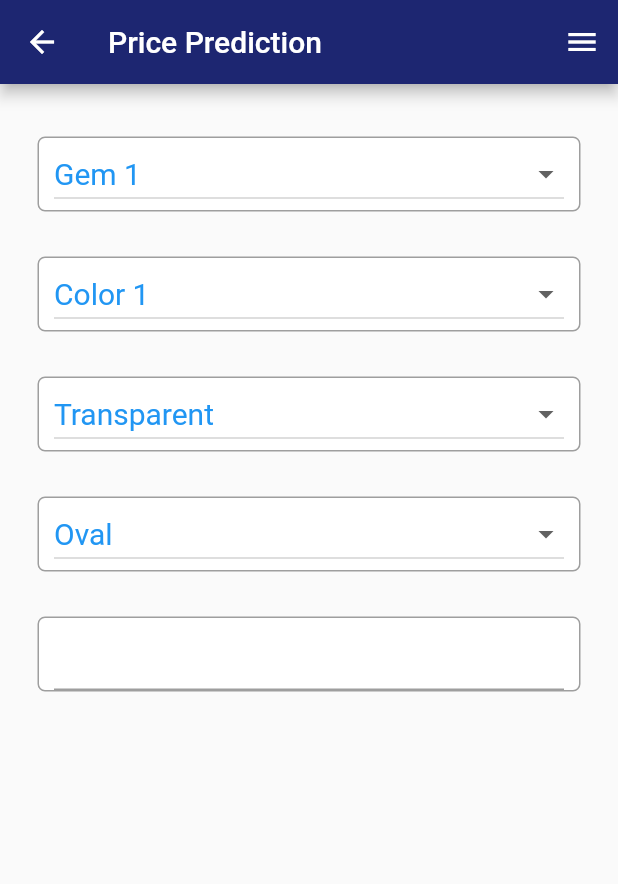
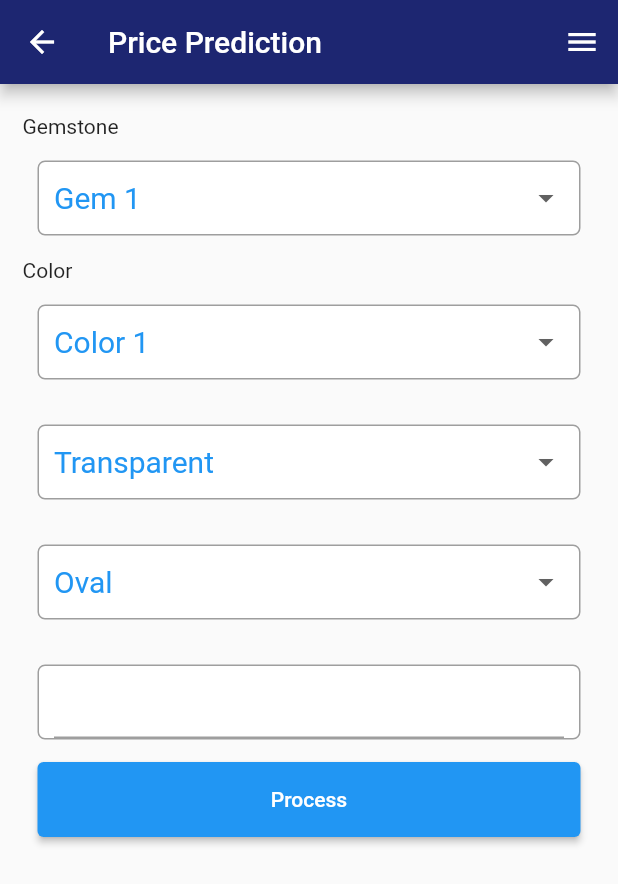
Before and after one commit to NuvinduSenarathne/Gemo_Mobile, a Flutter app: the PricePrediction screen opened by its route, on a phone screen of 412 x 824 dp. Shown: the top 884 px of the screen. Run offline on Flutter 3.47's test engine with Material 2 defaults, Android fonts, the phone set to English and light mode, and no system bars; our stand-ins replace carousel_slider, cloud_firestore, firebase_auth, firebase_core, quickalert and 1 more; missing offline and left inert: dart:ffi; accounts and stored records are empty.

Commit message:
Price Prediction UI

```diff
--- a/lib/screens/pricePrediction.dart
+++ b/lib/screens/pricePrediction.dart
@@ -56,6 +56,13 @@ class _PricePredictionState extends State<PricePrediction> {
           child: Column(
             children: [
               Container(
+                alignment: Alignment.centerLeft,
+                margin: EdgeInsets.fromLTRB(5, 0, 0, 0),
+                child: Text(
+                  'Gemstone',
+                ),
+              ),
+              Container(
                 width: double.infinity,
                 margin: const EdgeInsets.all(15.0),
                 padding: const EdgeInsets.only(left: 10.0, right: 10.0),
@@ -65,6 +72,7 @@ class _PricePredictionState extends State<PricePrediction> {
                     border: Border.all(
                         color: const Color.fromARGB(255, 158, 158, 158))),
                 child: DropdownButton(
+                  underline: Container(),
                   isExpanded: true,
                   value: selectedGemstone,
                   items: gemstones
@@ -83,6 +91,13 @@ class _PricePredictionState extends State<PricePrediction> {
                 ),
               ),
               Container(
+                alignment: Alignment.centerLeft,
+                margin: EdgeInsets.fromLTRB(5, 0, 0, 0),
+                child: Text(
+                  'Color',
+                ),
+              ),
+              Container(
                 width: double.infinity,
                 margin: const EdgeInsets.all(15.0),
                 padding: const EdgeInsets.only(left: 10.0, right: 10.0),
@@ -92,6 +107,7 @@ class _PricePredictionState extends State<PricePrediction> {
                     border: Border.all(
                         color: const Color.fromARGB(255, 158, 158, 158))),
                 child: DropdownButton(
+                  underline: Container(),
                   isExpanded: true,
                   value: selectedColor,
                   items: colors
@@ -119,11 +135,12 @@ class _PricePredictionState extends State<PricePrediction> {
                     border: Border.all(
                         color: const Color.fromARGB(255, 158, 158, 158))),
                 child: DropdownButton(
+                  underline: Container(),
                   isExpanded: true,
                   value: selectedClarity,
                   items: clarities
-                      .map((clarity) =>
-                          DropdownMenuItem(child: Text(clarity), value: clarity))
+                      .map((clarity) => DropdownMenuItem(
+                          child: Text(clarity), value: clarity))
                       .toList(),
                   onChanged: (newValue) {
                     setState(() {
@@ -146,6 +163,7 @@ class _PricePredictionState extends State<PricePrediction> {
                     border: Border.all(
                         color: const Color.fromARGB(255, 158, 158, 158))),
                 child: DropdownButton(
+                  underline: Container(),
                   isExpanded: true,
                   value: selectedCut,
                   items: cuts
@@ -173,13 +191,21 @@ class _PricePredictionState extends State<PricePrediction> {
                     border: Border.all(
                         color: const Color.fromARGB(255, 158, 158, 158))),
                 child: TextField(
-                  controller:selectedCt,
+                  controller: selectedCt,
                   style: const TextStyle(
                       color: Colors.blue,
                       fontSize: 20,
                       decoration: TextDecoration.none),
                 ),
               ),
+              Container(
+                  width: double.infinity,
+                  height: double.tryParse('50'),
+                  padding: const EdgeInsets.only(left: 15.0, right: 15.0),
+                  child: ElevatedButton(
+                    onPressed: () {},
+                    child: Text('Process'),
+                  )),
             ],
           ),
         ));
```
